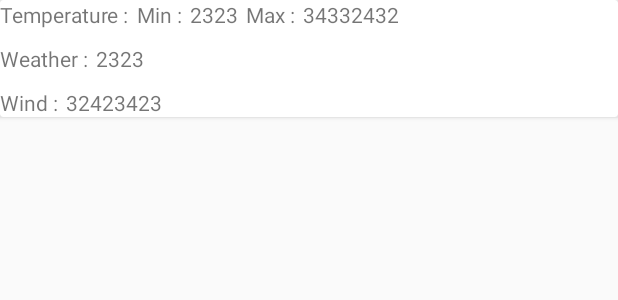
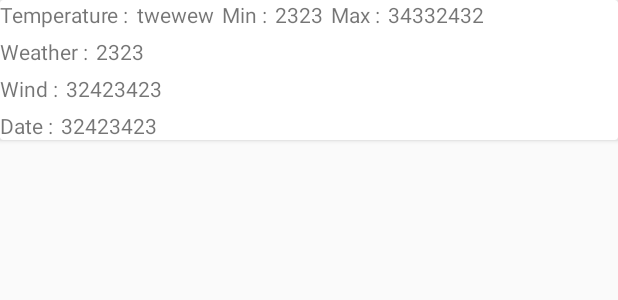
Before and after one commit to MaqsoodCodingPassion/WeatherApp, an Android app: the layout forecast_row.xml on its own in the app's theme, with its tools: preview values and no code run, on a phone screen of 412 x 824 dp. Shown: the top 300 px of the screen. Run offline under Robolectric (Android 15) with nearby library versions, the phone set to English and light mode, and no system bars.

Commit message:
Implemented adapter for forecast 5 days 3 hours

```diff
--- a/app/src/main/java/com/openweathermap/org/WeatherRepository.kt
+++ b/app/src/main/java/com/openweathermap/org/WeatherRepository.kt
@@ -2,6 +2,7 @@ package com.openweathermap.org
 
 import androidx.lifecycle.LiveData
 import com.openweathermap.org.model.CurrentWeatherResponse
+import com.openweathermap.org.model.FiveDaysForecastResponse
 import com.openweathermap.org.service.Service
 import io.reactivex.Single
 import javax.inject.Inject
@@ -15,4 +16,8 @@ class WeatherRepository @Inject constructor(private val service: Service) {
     fun getCurrentWeatherDetails(lat: String, long: String, apiKey: String): Single<CurrentWeatherResponse> {
         return service.getCurrentWeatherDetails(lat, long, apiKey)
     }
+
+    fun fetchForecast5Days3Hours(cityName: String, apiKey: String): Single<FiveDaysForecastResponse> {
+        return service.getForecast5Days3Hours(cityName, apiKey)
+    }
 }
--- a/app/src/main/java/com/openweathermap/org/service/Service.kt
+++ b/app/src/main/java/com/openweathermap/org/service/Service.kt
@@ -1,6 +1,7 @@
 package com.openweathermap.org.service
 
 import com.openweathermap.org.model.CurrentWeatherResponse
+import com.openweathermap.org.model.FiveDaysForecastResponse
 import io.reactivex.Single
 import retrofit2.http.GET
 import retrofit2.http.Query
@@ -14,4 +15,8 @@ interface Service {
     @GET("weather")
     fun getCurrentWeatherDetails(@Query("lat") lat: String, @Query("lon") lon: String, @Query("appid") appid: String)
             : Single<CurrentWeatherResponse>
+
+    @GET("forecast")
+    fun getForecast5Days3Hours(@Query("q") lat: String,@Query("appid") appid: String)
+            : Single<FiveDaysForecastResponse>
 }
--- a/app/src/main/res/layout/forecast_row.xml
+++ b/app/src/main/res/layout/forecast_row.xml
@@ -18,11 +18,19 @@
             android:text="@string/Temperature" />
 
         <TextView
+            android:id="@+id/tempVal"
+            android:layout_width="wrap_content"
+            android:layout_height="wrap_content"
+            android:layout_marginLeft="5dp"
+            android:layout_toRightOf="@+id/temp"
+            android:text="twewew" />
+
+        <TextView
             android:id="@+id/minLabel"
             android:layout_width="wrap_content"
             android:layout_height="wrap_content"
             android:layout_marginLeft="5dp"
-            android:layout_toRightOf="@+id/temp"
+            android:layout_toRightOf="@+id/tempVal"
             android:text="@string/min" />
 
         <TextView
@@ -54,7 +62,7 @@
             android:layout_width="wrap_content"
             android:layout_height="wrap_content"
             android:layout_below="@id/temp"
-            android:layout_marginTop="10dp"
+            android:layout_marginTop="5dp"
             android:text="@string/Weather" />
 
         <TextView
@@ -63,7 +71,7 @@
             android:layout_height="wrap_content"
             android:layout_below="@id/temp"
             android:layout_marginLeft="5dp"
-            android:layout_marginTop="10dp"
+            android:layout_marginTop="5dp"
             android:layout_toRightOf="@+id/weather"
             android:text="2323" />
 
@@ -72,7 +80,7 @@
             android:layout_width="wrap_content"
             android:layout_height="wrap_content"
             android:layout_below="@id/weather"
-            android:layout_marginTop="10dp"
+            android:layout_marginTop="5dp"
             android:text="@string/wind" />
 
         <TextView
@@ -81,8 +89,26 @@
             android:layout_height="wrap_content"
             android:layout_below="@id/weather"
             android:layout_marginLeft="5dp"
-            android:layout_marginTop="10dp"
+            android:layout_marginTop="5dp"
             android:layout_toRightOf="@+id/wind"
+            android:text="32423423" />
+
+        <TextView
+            android:id="@+id/date"
+            android:layout_width="wrap_content"
+            android:layout_height="wrap_content"
+            android:layout_below="@id/wind"
+            android:layout_marginTop="5dp"
+            android:text="@string/date" />
+
+        <TextView
+            android:id="@+id/dateVal"
+            android:layout_width="wrap_content"
+            android:layout_height="wrap_content"
+            android:layout_below="@id/wind"
+            android:layout_marginLeft="5dp"
+            android:layout_marginTop="5dp"
+            android:layout_toRightOf="@+id/date"
             android:text="32423423" />
 
     </RelativeLayout>
--- a/app/src/main/res/values/strings.xml
+++ b/app/src/main/res/values/strings.xml
@@ -16,6 +16,7 @@
     <string name="min">Min :</string>
     <string name="max">Max :</string>
     <string name="wind">Wind :</string>
+    <string name="date">Date :</string>
     <string name="Visibility">Visibility :</string>
     <string name="Humidity">Humidity :</string>
     <string name="Pressure">Pressure :</string>
```
Also changed, not shown: app/src/main/java/com/openweathermap/org/Forecast5Days3HoursAdapter.kt (added, +38 -0 lines), app/src/main/java/com/openweathermap/org/MainActivity.kt (+16 -1 lines), app/src/main/java/com/openweathermap/org/WeatherViewModel.kt (+21 -0 lines).
